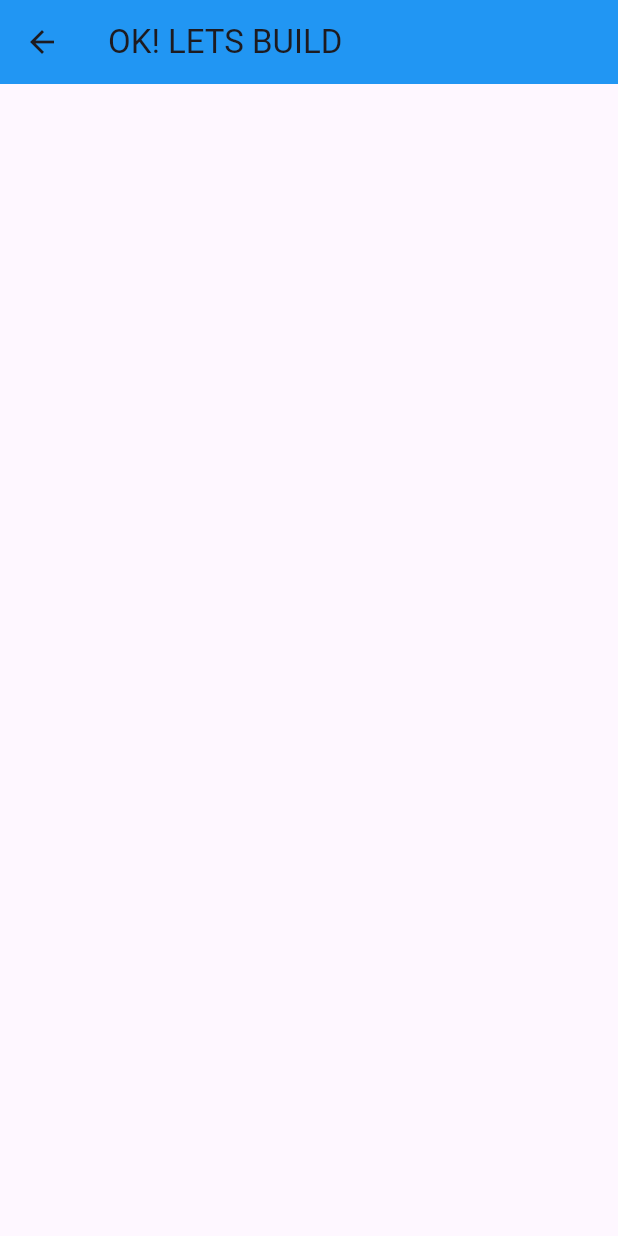
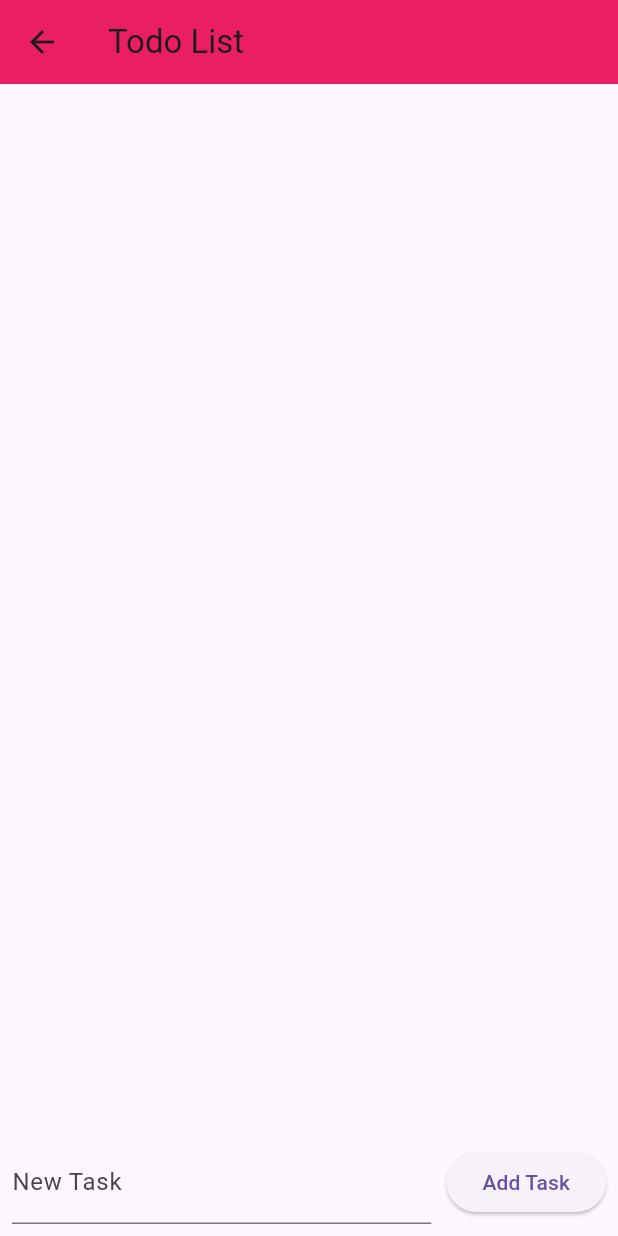
Before and after one commit to maheshparajuli/simple-app, a Flutter app: the screen it shows after launch, on a phone screen of 412 x 824 dp. Run offline on Flutter 3.47's test engine with Material 3 defaults, Android fonts, the phone set to English and light mode, and no system bars.

Commit message:
new changes on homepage

```diff
--- a/lib/pages/home_page.dart
+++ b/lib/pages/home_page.dart
@@ -1,29 +1,73 @@
 import 'package:flutter/material.dart';
 
 class HomePage extends StatefulWidget {
-  const HomePage({super.key});
-
   @override
-  State<HomePage> createState() => _HomePageState();
+  _HomePageState createState() => _HomePageState();
 }
 
 class _HomePageState extends State<HomePage> {
+  List<String> todos = [];
+  TextEditingController controller = TextEditingController();
+
   @override
   Widget build(BuildContext context) {
     return Scaffold(
       appBar: AppBar(
-        backgroundColor: Colors.blue,
-        title: const Text("OK! LETS BUILD"),
+        backgroundColor: Colors.pink,
+        title: Text(
+          'Todo List',
+        ),
       ),
-      body:Column(
-        children: [
-
+      body: Column(
+        children: <Widget>[
+          Expanded(
+            child: ListView.builder(
+              itemCount: todos.length,
+              itemBuilder: (BuildContext context, int index) {
+                return Card(
+                  child: ListTile(
+                    title: Text(todos[index]),
+                    trailing: IconButton(
+                      icon: Icon(Icons.delete),
+                      color: Colors.black,
+                      onPressed: () {
+                        setState(() {
+                          todos.removeAt(index);
+                        });
+                      },
+                    ),
+                  ),
+                );
+              },
+            ),
+          ),
+          Padding(
+            padding: const EdgeInsets.all(8.0),
+            child: Row(
+              children: <Widget>[
+                Expanded(
+                  child: TextField(
+                    controller: controller,
+                    decoration: InputDecoration(
+                      labelText: 'New Task',
+                    ),
+                  ),
+                ),
+                SizedBox(width: 10.0),
+                ElevatedButton(
+                  onPressed: () {
+                    setState(() {
+                      todos.add(controller.text);
+                      controller.clear();
+                    });
+                  },
+                  child: Text('Add Task'),
+                ),
+              ],
+            ),
+          ),
         ],
-      )
-
-
-
-
+      ),
     );
   }
 }
```
